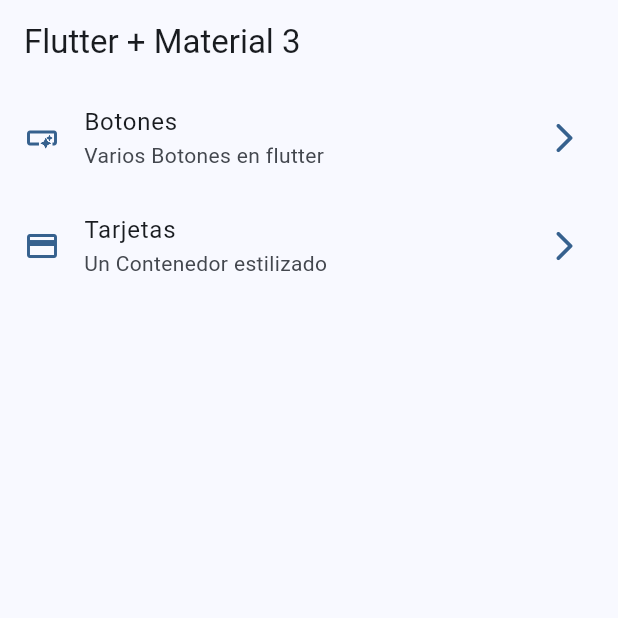
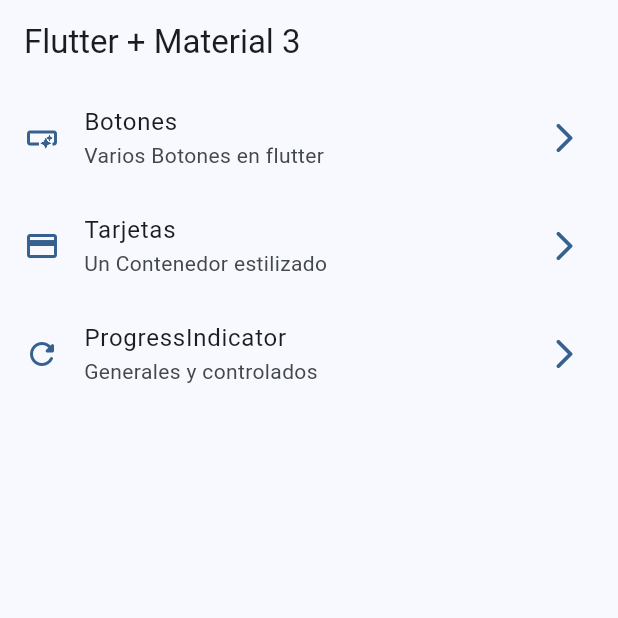
Before and after one commit to mdavidrodriguez/widgets_app, a Flutter app: the screen it shows after launch, on a phone screen of 412 x 824 dp, the top half of it. Run offline on Flutter 3.47's test engine with Material 2 defaults, Android fonts, the phone set to English and light mode, and no system bars; our stand-ins replace go_router.

Commit message:
progress indicatos terminado

```diff
--- a/lib/config/menu/menu_items.dart
+++ b/lib/config/menu/menu_items.dart
@@ -24,4 +24,9 @@ const appMenuItems = <MenuItem>[
       subTitle: 'Un Contenedor estilizado',
       link: '/cards',
       icon: Icons.credit_card),
+  MenuItem(
+      title: 'ProgressIndicator',
+      subTitle: 'Generales y controlados',
+      link: '/progress',
+      icon: Icons.refresh_rounded),
 ];
--- a/lib/config/router/app_router.dart
+++ b/lib/config/router/app_router.dart
@@ -20,5 +20,10 @@ final appRouter = GoRouter(
       name: CardsScreen.name,
       builder: (context, state) => const CardsScreen(),
     ),
+    GoRoute(
+      path: '/progress',
+      name: ProgressScreen.name,
+      builder: (context, state) => const ProgressScreen(),
+    ),
   ],
 );
```
Also changed, not shown: lib/presentation/screens/progress/progress_screen.dart (+68 -1 lines).
